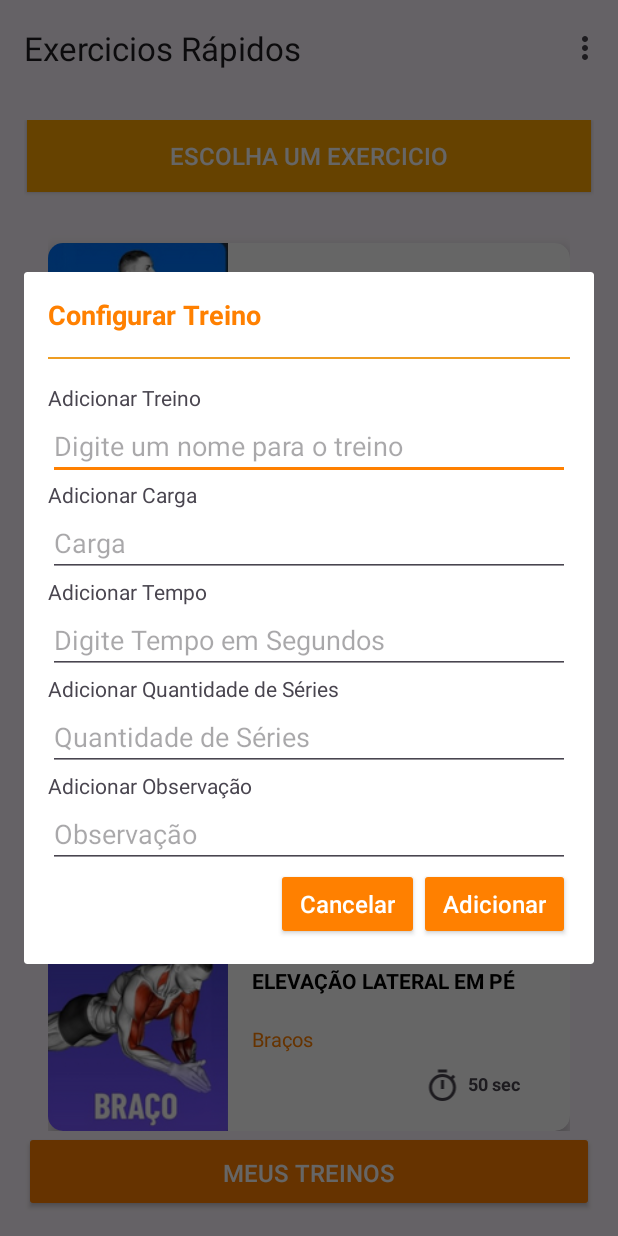
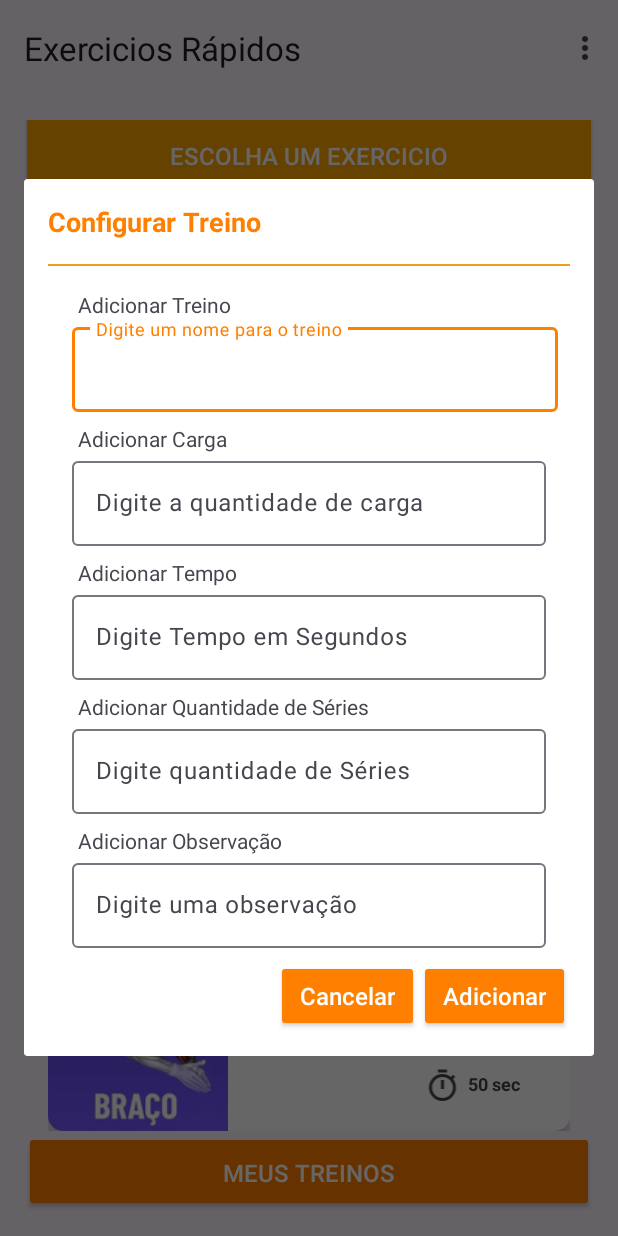
Before and after one commit to giuliano15/Treino-Academia, an Android app: the screen it shows after launch once a user with an empty profile is signed in (MainActivity), after a tap on an icon or button, on a phone screen of 412 x 824 dp. Run offline under Robolectric (Android 15) with nearby library versions, the phone set to English and light mode, and no system bars; our stand-ins replace Firebase (no records; nobody signed in at launch, a user with empty details on screens opened directly), navigation-ui; pictures from the network do not load.

Commit message:
melhora no Dialog config exercicios

```diff
--- a/app/src/main/res/layout/dialog_configurar_exercicio.xml
+++ b/app/src/main/res/layout/dialog_configurar_exercicio.xml
@@ -2,8 +2,19 @@
 <LinearLayout xmlns:android="http://schemas.android.com/apk/res/android"
     android:layout_width="match_parent"
     android:layout_height="wrap_content"
+    xmlns:app="http://schemas.android.com/apk/res-auto"
     android:orientation="vertical"
     android:padding="16dp">
+
+    <ScrollView
+        xmlns:android="http://schemas.android.com/apk/res/android"
+        android:layout_width="match_parent"
+        android:layout_height="match_parent">
+
+        <LinearLayout
+            android:layout_width="match_parent"
+            android:layout_height="wrap_content"
+            android:orientation="vertical">
 
             <TextView
                 android:id="@+id/title"
@@ -22,64 +33,141 @@
                 android:layout_marginBottom="16dp"
                 android:background="#EE9D23"/>
 
+            <TextView
+                android:layout_width="match_parent"
+                android:layout_height="wrap_content"
+                android:paddingStart="20dp"
+                android:text="Adicionar Treino" />
+
+
+            <com.google.android.material.textfield.TextInputLayout
+                android:id="@+id/textInputLayoutNomeTreino"
+                android:layout_width="match_parent"
+                android:layout_height="wrap_content"
+                android:layout_marginStart="16dp"
+                android:layout_marginEnd="8dp"
+                android:layout_marginTop="0dp"
+                android:layout_marginBottom="8dp"
+                app:layout_constraintEnd_toEndOf="parent"
+                app:layout_constraintHorizontal_bias="0.5"
+                app:layout_constraintStart_toStartOf="parent"
+                app:layout_constraintTop_toBottomOf="@+id/dividerView">
+
+                <com.google.android.material.textfield.TextInputEditText
+                    android:id="@+id/editTextNomeTreino"
+                    android:layout_width="match_parent"
+                    android:layout_height="wrap_content"
+                    android:hint="Digite um nome para o treino"
+                    android:inputType="text|textEmailAddress" />
+            </com.google.android.material.textfield.TextInputLayout>
 
             <TextView
                 android:layout_width="match_parent"
                 android:layout_height="wrap_content"
-        android:text="Adicionar Treino" />
+                android:paddingStart="20dp"
+                android:text="Adicionar Carga" />
 
-    <EditText
-        android:id="@+id/editTextNomeTreino"
+            <com.google.android.material.textfield.TextInputLayout
+                android:id="@+id/textInputLayoutTextCarga"
                 android:layout_width="match_parent"
                 android:layout_height="wrap_content"
-        android:hint="Digite um nome para o treino"/>
+                android:layout_marginStart="16dp"
+                android:layout_marginEnd="16dp"
+                android:layout_marginTop="0dp"
+                android:layout_marginBottom="8dp"
+                app:layout_constraintEnd_toEndOf="parent"
+                app:layout_constraintHorizontal_bias="0.5"
+                app:layout_constraintStart_toStartOf="parent"
+                app:layout_constraintTop_toBottomOf="@+id/textInputLayoutNomeTreino">
+
+                <com.google.android.material.textfield.TextInputEditText
+                    android:id="@+id/editTextCarga"
+                    android:layout_width="match_parent"
+                    android:layout_height="wrap_content"
+                    android:hint="Digite a quantidade de carga "
+                    android:inputType="number" />
+            </com.google.android.material.textfield.TextInputLayout>
 
             <TextView
                 android:layout_width="match_parent"
                 android:layout_height="wrap_content"
-        android:text="Adicionar Carga" />
+                android:paddingStart="20dp"
+                android:text="Adicionar Tempo" />
 
-    <EditText
-        android:id="@+id/editTextCarga"
+            <com.google.android.material.textfield.TextInputLayout
+                android:id="@+id/textInputLayoutTextTempo"
                 android:layout_width="match_parent"
                 android:layout_height="wrap_content"
-        android:inputType="number"
-        android:hint="Carga"/>
+                android:layout_marginStart="16dp"
+                android:layout_marginEnd="16dp"
+                android:layout_marginTop="0dp"
+                android:layout_marginBottom="8dp"
+                app:layout_constraintEnd_toEndOf="parent"
+                app:layout_constraintHorizontal_bias="0.5"
+                app:layout_constraintStart_toStartOf="parent"
+                app:layout_constraintTop_toBottomOf="@+id/title">
+
+                <com.google.android.material.textfield.TextInputEditText
+                    android:id="@+id/editTextTempo"
+                    android:layout_width="match_parent"
+                    android:layout_height="wrap_content"
+                    android:hint="Digite Tempo em Segundos "
+                    android:inputType="number" />
+            </com.google.android.material.textfield.TextInputLayout>
 
             <TextView
                 android:layout_width="match_parent"
                 android:layout_height="wrap_content"
-        android:text="Adicionar Tempo" />
+                android:paddingStart="20dp"
+                android:text="Adicionar Quantidade de Séries" />
 
-    <EditText
-        android:id="@+id/editTextTempo"
+            <com.google.android.material.textfield.TextInputLayout
+                android:id="@+id/textInputLayoutTextQuantidadeSeries"
                 android:layout_width="match_parent"
                 android:layout_height="wrap_content"
-        android:inputType="number"
-        android:hint="Digite Tempo em Segundos"/>
+                android:layout_marginStart="16dp"
+                android:layout_marginEnd="16dp"
+                android:layout_marginTop="0dp"
+                android:layout_marginBottom="8dp"
+                app:layout_constraintEnd_toEndOf="parent"
+                app:layout_constraintHorizontal_bias="0.5"
+                app:layout_constraintStart_toStartOf="parent"
+                app:layout_constraintTop_toBottomOf="@+id/title">
+
+                <com.google.android.material.textfield.TextInputEditText
+                    android:id="@+id/editTextQuantidadeSeries"
+                    android:layout_width="match_parent"
+                    android:layout_height="wrap_content"
+                    android:hint="Digite quantidade de Séries"
+                    android:inputType="number" />
+            </com.google.android.material.textfield.TextInputLayout>
 
             <TextView
                 android:layout_width="match_parent"
                 android:layout_height="wrap_content"
-        android:text="Adicionar Quantidade de Séries" />
+                android:paddingStart="20dp"
+                android:text="Adicionar Observação" />
 
-    <EditText
-        android:id="@+id/editTextQuantidadeSeries"
+            <com.google.android.material.textfield.TextInputLayout
+                android:id="@+id/textInputLayoutTextObservacao"
                 android:layout_width="match_parent"
                 android:layout_height="wrap_content"
-        android:inputType="number"
-        android:hint="Quantidade de Séries"/>
+                android:layout_marginStart="16dp"
+                android:layout_marginEnd="16dp"
+                android:layout_marginTop="0dp"
+                android:layout_marginBottom="8dp"
+                app:layout_constraintEnd_toEndOf="parent"
+                app:layout_constraintHorizontal_bias="0.5"
+                app:layout_constraintStart_toStartOf="parent"
+                app:layout_constraintTop_toBottomOf="@+id/title">
 
-    <TextView
-        android:layout_width="match_parent"
-        android:layout_height="wrap_content"
-        android:text="Adicionar Observação" />
-
-    <EditText
+                <com.google.android.material.textfield.TextInputEditText
                     android:id="@+id/editTextObservacao"
                     android:layout_width="match_parent"
                     android:layout_height="wrap_content"
-        android:hint="Observação"/>
+                    android:hint="Digite uma observação "
+                    android:inputType="text|textEmailAddress" />
+            </com.google.android.material.textfield.TextInputLayout>
 
             <LinearLayout
                 android:layout_width="match_parent"
@@ -109,3 +197,7 @@
             </LinearLayout>
 
         </LinearLayout>
+
+    </ScrollView>
+
+</LinearLayout>
```
Lines whose indentation alone changed are shown as unchanged.
